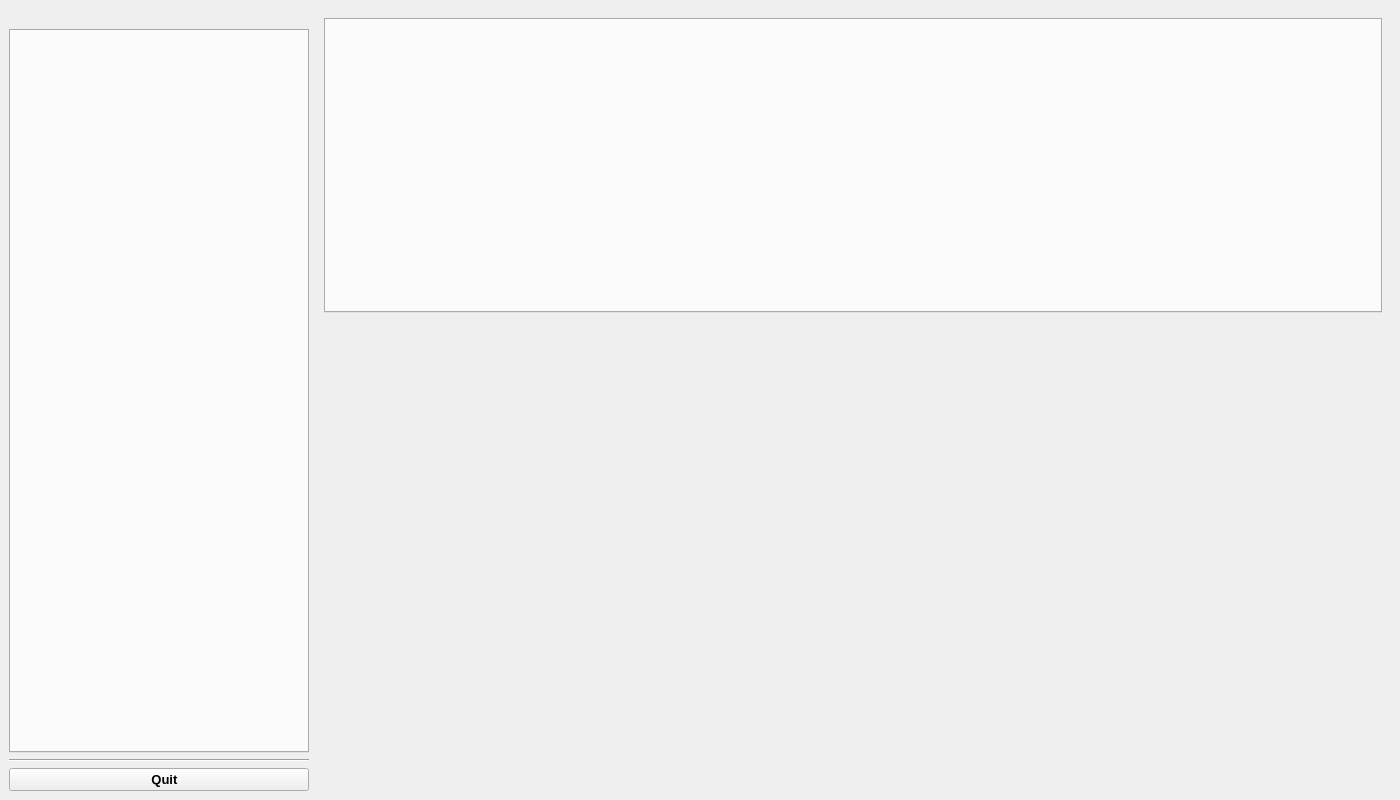
Before: the Qt Designer form src/multisense_gui/resources/multisense_gui.ui in Davidlequnchen/MultiSensorFusion-ROS-AM-Monitoring, drawn with Qt 5.
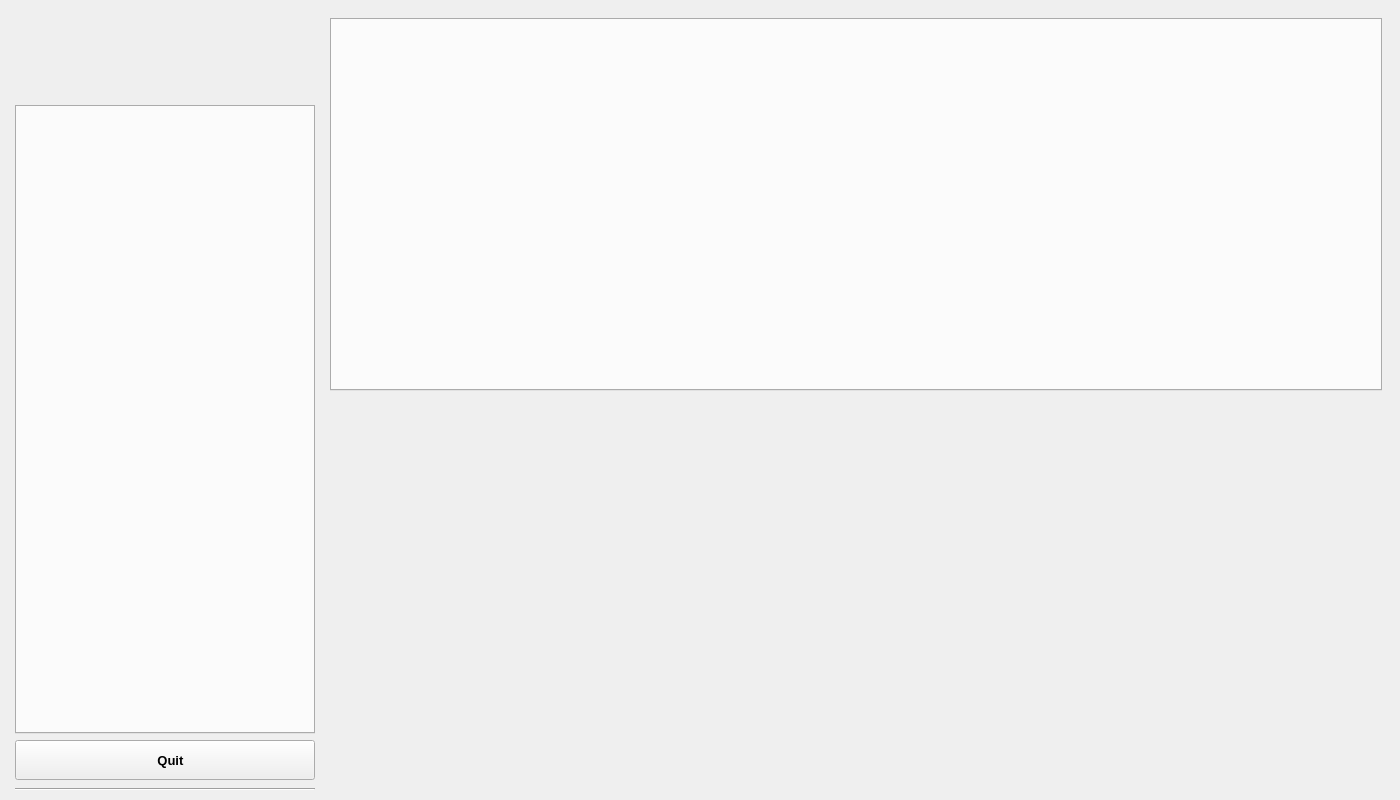
After: the same form once the commit is applied. Icons and pictures are not drawn.

```diff
--- a/src/multisense_gui/resources/multisense_gui.ui
+++ b/src/multisense_gui/resources/multisense_gui.ui
@@ -63,9 +63,22 @@
      <bold>false</bold>
     </font>
    </property>
-   <layout class="QHBoxLayout" name="horizontalLayout_2" stretch="2,8">
+   <layout class="QHBoxLayout" name="horizontalLayout_2" stretch="0,2,8">
     <item>
-     <layout class="QVBoxLayout" name="verticalLayout">
+     <spacer name="horizontalSpacer_3">
+      <property name="orientation">
+       <enum>Qt::Horizontal</enum>
+      </property>
+      <property name="sizeHint" stdset="0">
+       <size>
+        <width>6</width>
+        <height>20</height>
+       </size>
+      </property>
+     </spacer>
+    </item>
+    <item>
+     <layout class="QVBoxLayout" name="verticalLayout" stretch="1,7,1,0,0">
       <item>
        <widget class="QLabel" name="lblLogo">
         <property name="maximumSize">
@@ -118,13 +131,6 @@
         </property>
        </widget>
       </item>
-      <item>
-       <widget class="Line" name="line_3">
-        <property name="orientation">
-         <enum>Qt::Horizontal</enum>
-        </property>
-       </widget>
-      </item>
       <item>
        <layout class="QHBoxLayout" name="horizontalLayout">
         <item>
@@ -154,7 +160,7 @@
           <property name="minimumSize">
            <size>
             <width>300</width>
-            <height>0</height>
+            <height>40</height>
            </size>
           </property>
           <property name="maximumSize">
@@ -204,10 +210,30 @@
         </item>
        </layout>
       </item>
+      <item>
+       <spacer name="verticalSpacer_2">
+        <property name="orientation">
+         <enum>Qt::Vertical</enum>
+        </property>
+        <property name="sizeHint" stdset="0">
+         <size>
+          <width>4</width>
+          <height>2</height>
+         </size>
+        </property>
+       </spacer>
+      </item>
+      <item>
+       <widget class="Line" name="line_3">
+        <property name="orientation">
+         <enum>Qt::Horizontal</enum>
+        </property>
+       </widget>
+      </item>
      </layout>
     </item>
     <item>
-     <layout class="QVBoxLayout" name="verticalLayout_2" stretch="4,6">
+     <layout class="QVBoxLayout" name="verticalLayout_2" stretch="5,5">
       <item>
        <widget class="QWidget" name="audio_wave" native="true">
         <layout class="QVBoxLayout" name="verticalLayout_3">
```
